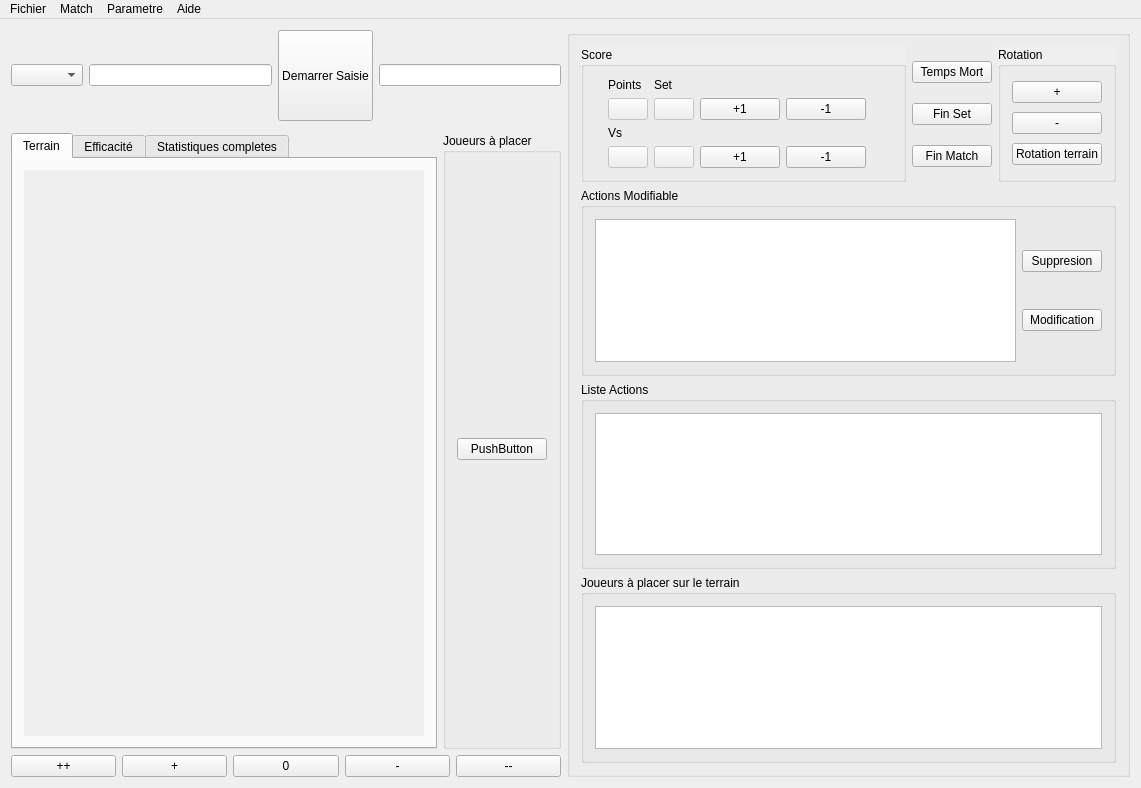
Above: ui/ecran.ui from flagage/volleyclubstats before the change. Below: the same form after it.
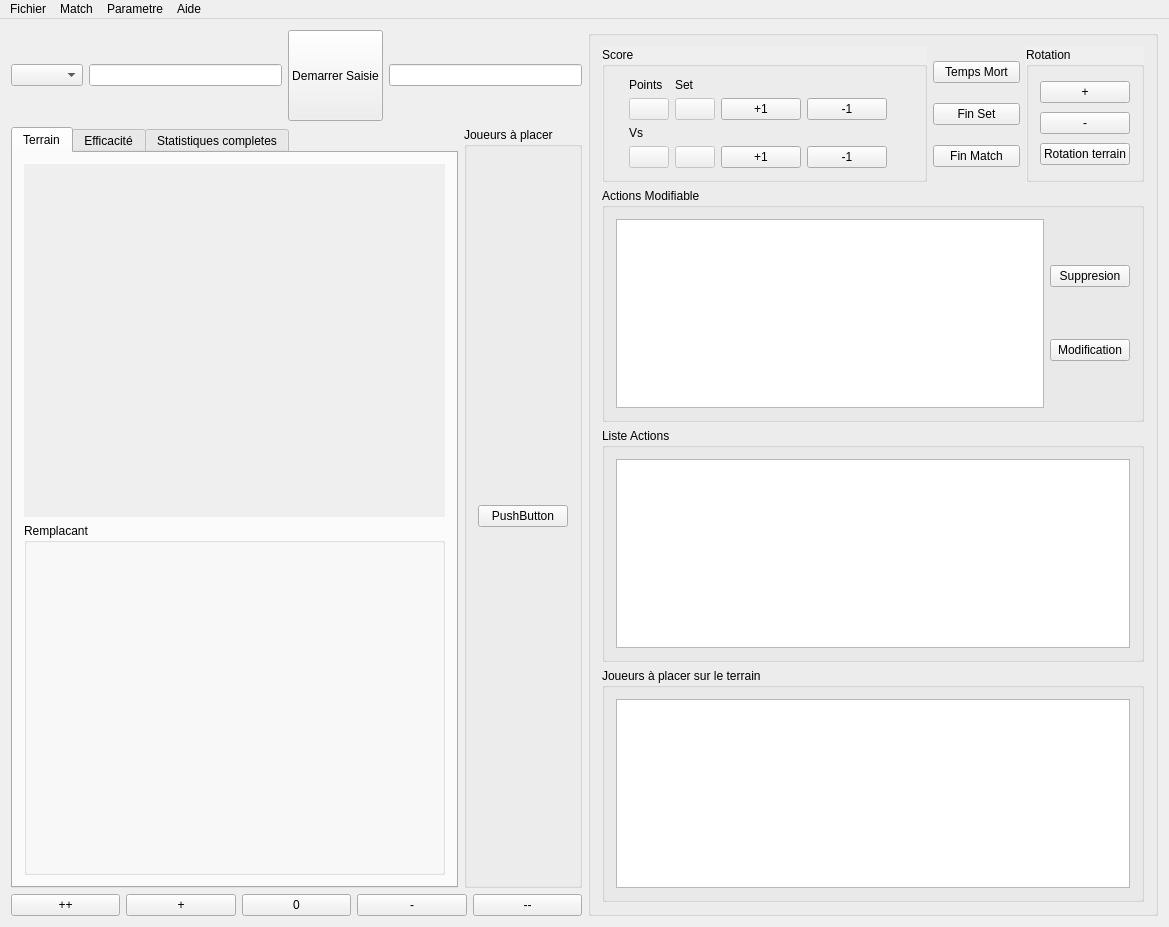
That is the form after the change. Icons and pictures are not drawn.

What changed in the file:
```diff
--- a/ui/ecran.ui
+++ b/ui/ecran.ui
@@ -6,8 +6,8 @@
    <rect>
     <x>0</x>
     <y>0</y>
-    <width>1141</width>
-    <height>788</height>
+    <width>1169</width>
+    <height>927</height>
    </rect>
   </property>
   <property name="contextMenuPolicy">
@@ -72,7 +72,7 @@
       </item>
      </layout>
     </item>
-    <item row="0" column="2" rowspan="4">
+    <item row="0" column="1" rowspan="3">
      <widget class="QGroupBox" name="groupBox_7">
       <property name="title">
        <string/>
@@ -360,7 +360,7 @@
       </layout>
      </widget>
     </item>
-    <item row="2" column="0">
+    <item row="1" column="0">
      <layout class="QGridLayout" name="gridLayout_9">
       <item row="0" column="0">
        <widget class="QTabWidget" name="tabWidget">
@@ -371,7 +371,7 @@
          <attribute name="title">
           <string>Terrain</string>
          </attribute>
-         <layout class="QGridLayout" name="gridLayout_19">
+         <layout class="QGridLayout" name="gridLayout_17">
           <item row="0" column="0">
            <widget class="QLabel" name="label_4">
             <property name="autoFillBackground">
@@ -385,6 +385,18 @@
             </property>
            </widget>
           </item>
+          <item row="1" column="0">
+           <widget class="QGroupBox" name="groupBox_10">
+            <property name="title">
+             <string>Remplacant</string>
+            </property>
+            <layout class="QGridLayout" name="gridLayout_19">
+             <item row="0" column="0">
+              <layout class="QGridLayout" name="gridLayout_22"/>
+             </item>
+            </layout>
+           </widget>
+          </item>
          </layout>
         </widget>
         <widget class="QWidget" name="tab_3">
@@ -447,7 +459,7 @@
       </item>
      </layout>
     </item>
-    <item row="3" column="0">
+    <item row="2" column="0">
      <layout class="QGridLayout" name="gridLayout_2">
       <item row="0" column="0">
        <widget class="QPushButton" name="Button_PP">
@@ -493,8 +505,8 @@
     <rect>
      <x>0</x>
      <y>0</y>
-     <width>1141</width>
-     <height>23</height>
+     <width>1169</width>
+     <height>25</height>
     </rect>
    </property>
    <widget class="QMenu" name="menuFichier">
```
